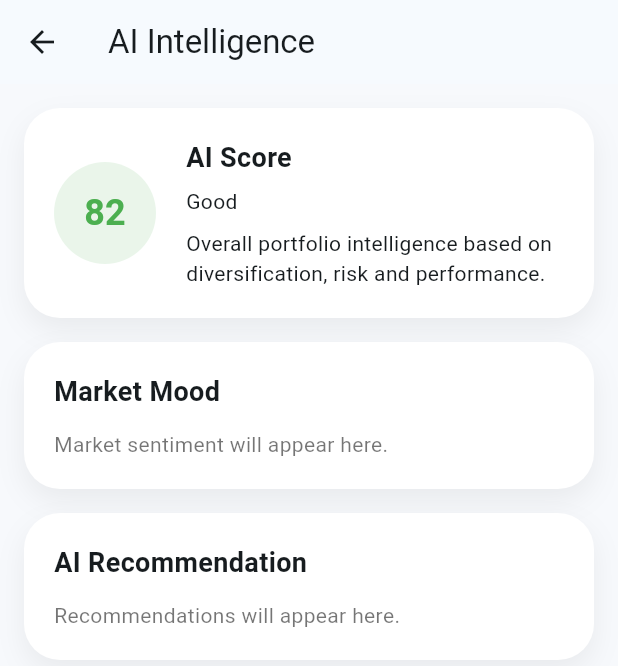
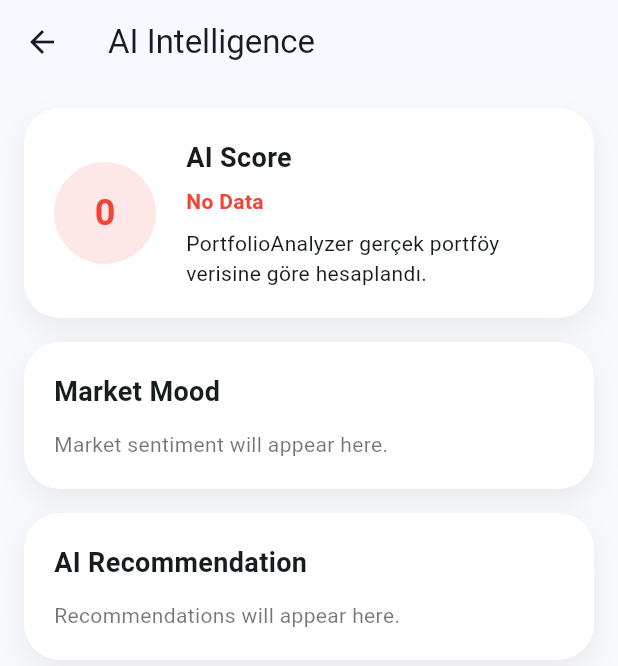
Before and after one commit to ErhanOzalhas/myfin-mobile, a Flutter app: the screen it shows once a user with an empty profile is signed in, item 4 of the bottom bar chosen, on a phone screen of 412 x 824 dp. Shown: the top 666 px of the screen. Run offline on Flutter 3.47's test engine with Material 3 defaults, Android fonts, the light colour scheme and no system bars; our stand-ins replace cloud_firestore, firebase_auth, firebase_core; accounts and stored records are empty.

Commit message:
Connect portfolio analyzer to intelligence score

```diff
--- a/lib/screens/intelligence/intelligence_page.dart
+++ b/lib/screens/intelligence/intelligence_page.dart
@@ -1,5 +1,8 @@
 import 'package:flutter/material.dart';
 
+import '../../models/portfolio_item.dart';
+import '../../repositories/portfolio_repository.dart';
+import '../../services/ai/portfolio_analyzer.dart';
 import '../../widgets/intelligence/intelligence_recommendation_card.dart';
 import '../../widgets/intelligence/intelligence_score_card.dart';
 import '../../widgets/intelligence_market_mood_card.dart';
@@ -7,24 +10,42 @@ import '../../widgets/intelligence_market_mood_card.dart';
 class IntelligencePage extends StatelessWidget {
   const IntelligencePage({super.key});
 
+  String _statusForScore(int score) {
+    if (score >= 80) return 'Strong';
+    if (score >= 60) return 'Balanced';
+    if (score > 0) return 'Needs Attention';
+    return 'No Data';
+  }
+
   @override
   Widget build(BuildContext context) {
     return Scaffold(
       appBar: AppBar(
         title: const Text('AI Intelligence'),
       ),
-      body: const SingleChildScrollView(
-        padding: EdgeInsets.all(16),
-        child: Column(
-          crossAxisAlignment: CrossAxisAlignment.start,
-          children: [
-            IntelligenceScoreCard(),
-            SizedBox(height: 16),
-            IntelligenceMarketMoodCard(),
-            SizedBox(height: 16),
-            IntelligenceRecommendationCard(),
-          ],
-        ),
+      body: StreamBuilder<List<PortfolioItem>>(
+        stream: PortfolioRepository.instance.watchPortfolio(),
+        builder: (context, snapshot) {
+          final items = snapshot.data ?? [];
+          final analysis = PortfolioAnalyzer.analyze(items);
+
+          return SingleChildScrollView(
+            padding: const EdgeInsets.all(16),
+            child: Column(
+              crossAxisAlignment: CrossAxisAlignment.start,
+              children: [
+                IntelligenceScoreCard(
+                  score: analysis.aiScore,
+                  status: _statusForScore(analysis.aiScore),
+                ),
+                const SizedBox(height: 16),
+                const IntelligenceMarketMoodCard(),
+                const SizedBox(height: 16),
+                const IntelligenceRecommendationCard(),
+              ],
+            ),
+          );
+        },
       ),
     );
   }
--- a/lib/widgets/intelligence/intelligence_score_card.dart
+++ b/lib/widgets/intelligence/intelligence_score_card.dart
@@ -1,12 +1,17 @@
 import 'package:flutter/material.dart';
 
 class IntelligenceScoreCard extends StatelessWidget {
-  const IntelligenceScoreCard({super.key});
+  final int score;
+  final String status;
+
+  const IntelligenceScoreCard({
+    super.key,
+    required this.score,
+    required this.status,
+  });
 
   @override
   Widget build(BuildContext context) {
-    const score = 82;
-
     final scoreColor = score >= 80
         ? Colors.green
         : score >= 60
@@ -42,22 +47,25 @@ class IntelligenceScoreCard extends StatelessWidget {
             ),
           ),
           const SizedBox(width: 20),
-          const Expanded(
+          Expanded(
             child: Column(
               crossAxisAlignment: CrossAxisAlignment.start,
               children: [
+                const Text(
+                  'AI Score',
+                  style: TextStyle(fontSize: 18, fontWeight: FontWeight.bold),
+                ),
+                const SizedBox(height: 6),
                 Text(
-                  'AI Score',
+                  status,
                   style: TextStyle(
-                    fontSize: 18,
-                    fontWeight: FontWeight.bold,
+                    color: scoreColor,
+                    fontWeight: FontWeight.w600,
                   ),
                 ),
-                SizedBox(height: 6),
-                Text('Good'),
-                SizedBox(height: 8),
-                Text(
-                  'Overall portfolio intelligence based on diversification, risk and performance.',
+                const SizedBox(height: 8),
+                const Text(
+                  'PortfolioAnalyzer gerçek portföy verisine göre hesaplandı.',
                 ),
               ],
             ),
```
